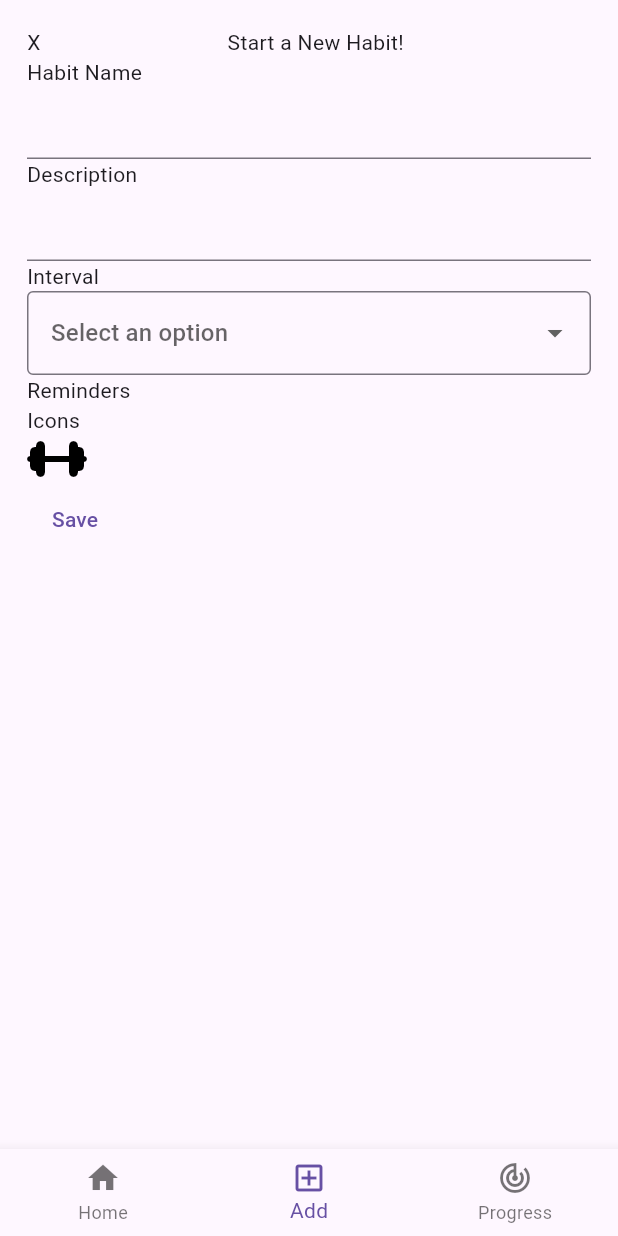
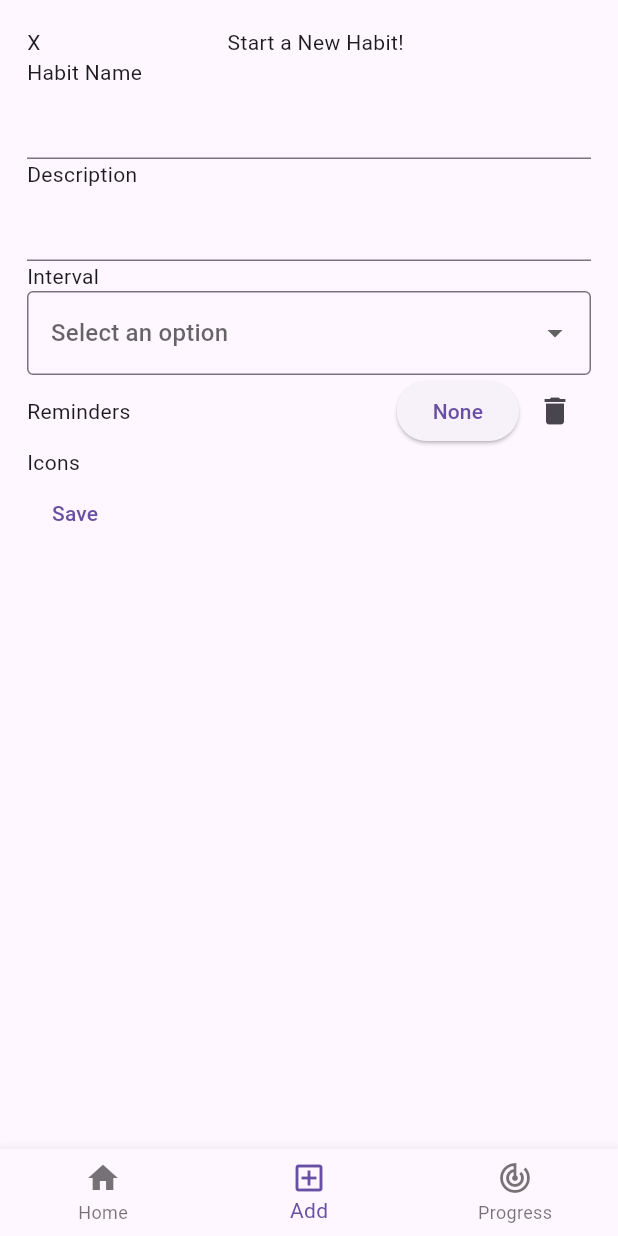
Before and after one commit to Samyak0-0/habitican, a Flutter app: the screen it shows after launch, item 2 of the bottom bar chosen, on a phone screen of 412 x 824 dp. Run offline on Flutter 3.47's test engine with Material 3 defaults, Android fonts, the phone set to English and light mode, and no system bars; our stand-ins replace date_picker_timeline, gap, percent_indicator.

```diff
--- a/lib/main.dart
+++ b/lib/main.dart
@@ -46,9 +46,11 @@ class _AppLayoutState extends State<AppLayout> {
   @override
   Widget build(BuildContext context) {
     return Scaffold(
-      body: IndexedStack(
-        index: currentPage,
-        children: pages,
+      body: SafeArea(
+        child: IndexedStack(
+          index: currentPage,
+          children: pages,
+        ),
       ),
       bottomNavigationBar: BottomNavigationBar(
         type: BottomNavigationBarType.fixed,
--- a/lib/pages/add_screen.dart
+++ b/lib/pages/add_screen.dart
@@ -1,5 +1,4 @@
 import 'package:flutter/material.dart';
-import 'package:font_awesome_flutter/font_awesome_flutter.dart';
 import 'package:habitican/utils/day_picker.dart';
 
 class AddScreen extends StatefulWidget {
@@ -17,6 +16,8 @@ class _AddScreenState extends State<AddScreen> {
     'Weekly',
   ];
   String? _selectedInterval;
+  TimeOfDay selectedTime = TimeOfDay.now();
+  TimeOfDay? finalSelectedTime;
 
   @override
   Widget build(BuildContext context) {
@@ -76,16 +77,44 @@ class _AddScreenState extends State<AddScreen> {
 
           ?_selectedInterval == "Weekly" ? DayPicker() : null,
 
-          const Text('Reminders'),
+          Row(
+            children: [
+              const Expanded(child: Text('Reminders')),
+              ElevatedButton(
+                onPressed: () async {
+                  final TimeOfDay? timeOfDay = await showTimePicker(
+                    context: context,
+                    initialTime: selectedTime,
+                  );
+                  if (timeOfDay != null) {
+                    setState(() {
+                      selectedTime = timeOfDay;
+                      finalSelectedTime = timeOfDay;
+                    });
+                  }
+                },
+                child: Text(
+                  finalSelectedTime != null
+                      ? '${finalSelectedTime?.format(context)}'
+                      : "None",
+                ),
+              ),
+              IconButton(
+                onPressed: () {
+                  setState(() {
+                    finalSelectedTime = null;
+                  });
+                },
+                icon: Icon(Icons.delete),
+              ),
+            ],
+          ),
+
           const Text('Icons'),
-          FaIcon(
-            FontAwesomeIcons.dumbbell,
-            size: 32,
-            color: Colors.black,
-          ),
           TextButton(
             onPressed: () {
               print('asa');
+              print(_inputField.selection);
             },
             child: Text('Save'),
           ),
--- a/pubspec.yaml
+++ b/pubspec.yaml
@@ -39,7 +39,7 @@ dependencies:
   percent_indicator: ^4.2.5
   gap: ^3.0.1
   provider: ^6.1.5+1
-  font_awesome_flutter: ^10.10.0
+  hive: ^2.2.3
 
 dev_dependencies:
   flutter_test:
```
Also changed, not shown: pubspec.lock.
